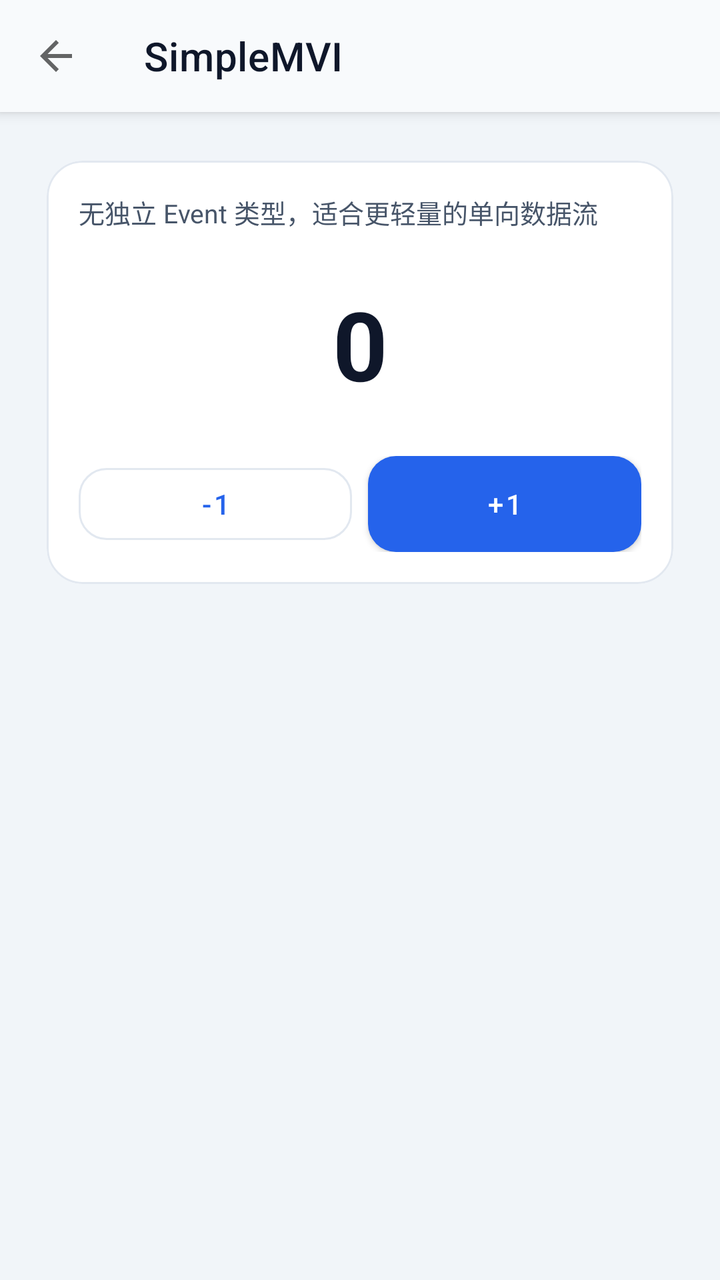
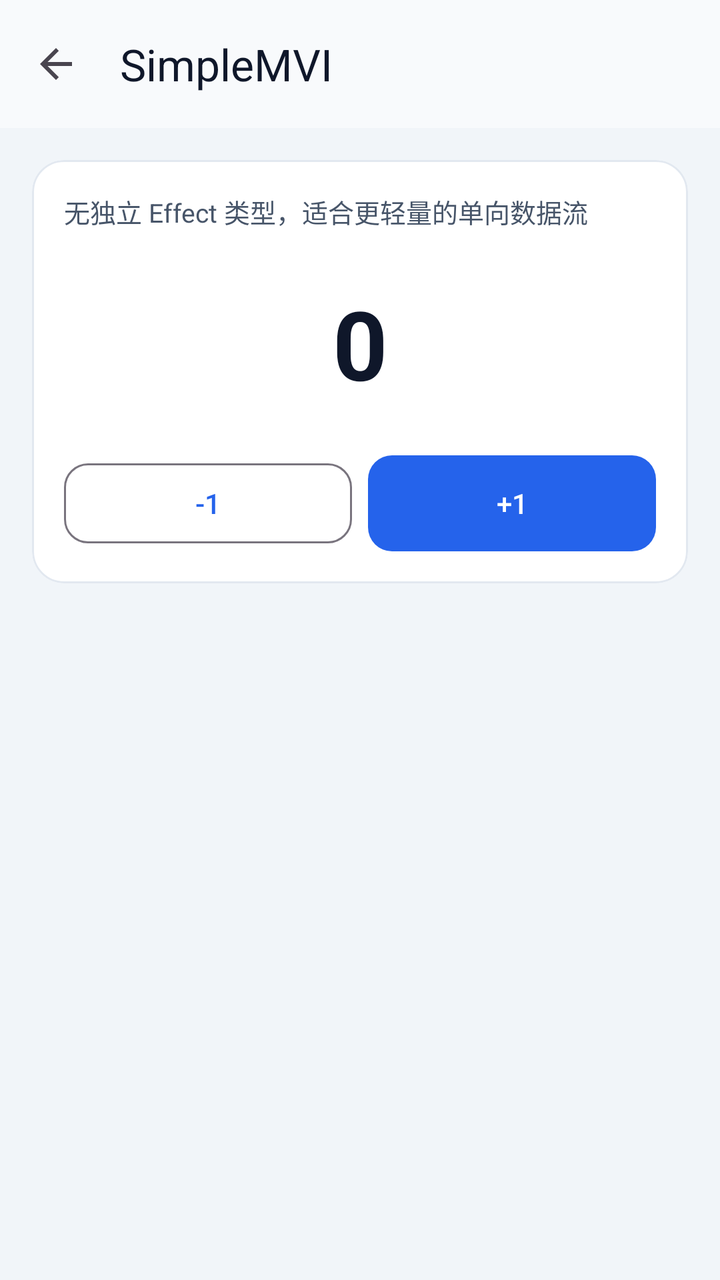

Compare the two renders of this Android layout. The source of the first and the diff that turns it into the second are given below.
<!-- AndroidManifest.xml: application theme Theme.AwArchDemo -->
<!-- res/layout/activity_simple_mvi_demo.xml -->
<?xml version="1.0" encoding="utf-8"?>
<androidx.coordinatorlayout.widget.CoordinatorLayout xmlns:android="http://schemas.android.com/apk/res/android"
    xmlns:app="http://schemas.android.com/apk/res-auto"
    android:layout_width="match_parent"
    android:layout_height="match_parent"
    android:background="@color/aw_demo_surface_muted">

    <com.google.android.material.appbar.AppBarLayout
        android:layout_width="match_parent"
        android:layout_height="wrap_content"
        android:background="@color/aw_demo_bg">

        <com.google.android.material.appbar.MaterialToolbar
            android:id="@+id/topBar"
            android:layout_width="match_parent"
            android:layout_height="?attr/actionBarSize"
            app:navigationIcon="?attr/homeAsUpIndicator"
            app:title="SimpleMVI"
            app:titleTextColor="@color/aw_demo_on_surface" />
    </com.google.android.material.appbar.AppBarLayout>

    <androidx.core.widget.NestedScrollView
        android:layout_width="match_parent"
        android:layout_height="match_parent"
        app:layout_behavior="@string/appbar_scrolling_view_behavior">

        <LinearLayout
            android:layout_width="match_parent"
            android:layout_height="wrap_content"
            android:orientation="vertical"
            android:padding="@dimen/demo_space_md">

            <com.google.android.material.card.MaterialCardView
                style="@style/Widget.AwArchDemo.Card"
                android:layout_width="match_parent"
                android:layout_height="wrap_content">

                <LinearLayout
                    android:layout_width="match_parent"
                    android:layout_height="wrap_content"
                    android:orientation="vertical"
                    android:padding="@dimen/demo_space_md">

                    <TextView
                        android:layout_width="match_parent"
                        android:layout_height="wrap_content"
                        android:text="无独立 Event 类型，适合更轻量的单向数据流"
                        android:textColor="@color/aw_demo_on_surface_muted"
                        android:textSize="13sp" />

                    <TextView
                        android:id="@+id/tvCount"
                        android:layout_width="match_parent"
                        android:layout_height="wrap_content"
                        android:layout_marginTop="@dimen/demo_space_lg"
                        android:gravity="center"
                        android:text="0"
                        android:textColor="@color/aw_demo_on_surface"
                        android:textSize="48sp"
                        android:textStyle="bold" />

                    <LinearLayout
                        android:layout_width="match_parent"
                        android:layout_height="wrap_content"
                        android:layout_marginTop="@dimen/demo_space_lg"
                        android:orientation="horizontal">

                        <com.google.android.material.button.MaterialButton
                            android:id="@+id/btnDec"
                            style="@style/Widget.AwArchDemo.Button.Outlined"
                            android:layout_width="0dp"
                            android:layout_height="wrap_content"
                            android:layout_weight="1"
                            android:text="-1" />

                        <com.google.android.material.button.MaterialButton
                            android:id="@+id/btnInc"
                            android:layout_width="0dp"
                            android:layout_height="wrap_content"
                            android:layout_marginStart="@dimen/demo_space_sm"
                            android:layout_weight="1"
                            android:text="+1" />
                    </LinearLayout>
                </LinearLayout>
            </com.google.android.material.card.MaterialCardView>
        </LinearLayout>
    </androidx.core.widget.NestedScrollView>
</androidx.coordinatorlayout.widget.CoordinatorLayout>
<!-- resources referenced by this layout -->
<resources>
  <color name="aw_demo_bg">#F8FAFC</color>
  <color name="aw_demo_on_surface">#0F172A</color>
  <color name="aw_demo_on_surface_muted">#475569</color>
  <color name="aw_demo_surface_muted">#F1F5F9</color>
  <dimen name="demo_space_lg">24dp</dimen>
  <dimen name="demo_space_md">16dp</dimen>
  <dimen name="demo_space_sm">8dp</dimen>
  <style name="Widget.AwArchDemo.Button.Outlined" parent="Widget.MaterialComponents.Button.OutlinedButton">
          <item name="android:minHeight">48dp</item>
          <item name="android:textAllCaps">false</item>
          <item name="cornerRadius">14dp</item>
          <item name="strokeColor">@color/aw_demo_divider</item>
          <item name="strokeWidth">1dp</item>
      </style>
  <style name="Widget.AwArchDemo.Card" parent="Widget.MaterialComponents.CardView">
          <item name="cardCornerRadius">18dp</item>
          <item name="cardUseCompatPadding">true</item>
          <item name="cardElevation">0dp</item>
          <item name="strokeColor">@color/aw_demo_divider</item>
          <item name="strokeWidth">1dp</item>
      </style>
  <style name="Theme.AwArchDemo" parent="Theme.MaterialComponents.DayNight.NoActionBar">
          <item name="colorPrimary">@color/aw_demo_primary</item>
          <item name="colorPrimaryVariant">@color/aw_demo_primary_variant</item>
          <item name="colorOnPrimary">@color/aw_demo_on_primary</item>
  
          <item name="colorSecondary">@color/aw_demo_accent</item>
          <item name="colorOnSecondary">@color/aw_demo_on_primary</item>
  
          <item name="android:colorBackground">@color/aw_demo_bg</item>
          <item name="colorSurface">@color/aw_demo_surface</item>
          <item name="colorOnSurface">@color/aw_demo_on_surface</item>
  
          <item name="android:statusBarColor">@color/aw_demo_bg</item>
          <item name="android:navigationBarColor">@color/aw_demo_bg</item>
          <item name="android:windowLightStatusBar">true</item>
          <item name="android:windowLightNavigationBar">true</item>
  
          <item name="materialButtonStyle">@style/Widget.AwArchDemo.Button</item>
          <item name="textInputStyle">@style/Widget.AwArchDemo.TextInputLayout</item>
      </style>
  <color name="aw_demo_divider">#E2E8F0</color>
  <color name="aw_demo_primary">#2563EB</color>
  <color name="aw_demo_primary_variant">#1D4ED8</color>
  <color name="aw_demo_on_primary">#FFFFFF</color>
  <color name="aw_demo_accent">#10B981</color>
  <color name="aw_demo_surface">#FFFFFF</color>
  <style name="Widget.AwArchDemo.Button" parent="Widget.MaterialComponents.Button">
          <item name="android:minHeight">48dp</item>
          <item name="android:textAllCaps">false</item>
          <item name="cornerRadius">14dp</item>
          <item name="rippleColor">@color/aw_demo_divider</item>
          <item name="android:insetTop">0dp</item>
          <item name="android:insetBottom">0dp</item>
      </style>
  <style name="Widget.AwArchDemo.TextInputLayout" parent="Widget.MaterialComponents.TextInputLayout.OutlinedBox">
          <item name="boxCornerRadiusTopStart">14dp</item>
          <item name="boxCornerRadiusTopEnd">14dp</item>
          <item name="boxCornerRadiusBottomStart">14dp</item>
          <item name="boxCornerRadiusBottomEnd">14dp</item>
          <item name="boxStrokeColor">@color/aw_demo_divider</item>
      </style>
</resources>

<!-- the commit's change to res/layout/activity_simple_mvi_demo.xml (unified diff, before → after) -->
@@ -44,7 +44,7 @@
                     <TextView
                         android:layout_width="match_parent"
                         android:layout_height="wrap_content"
-                        android:text="无独立 Event 类型，适合更轻量的单向数据流"
+                        android:text="@string/demo_simple_mvi_effect_hint"
                         android:textColor="@color/aw_demo_on_surface_muted"
                         android:textSize="13sp" />
 
<!-- resource entries referenced after the edit -->
@@ -7,60 +7,51 @@
   <dimen name="demo_space_lg">24dp</dimen>
   <dimen name="demo_space_md">16dp</dimen>
   <dimen name="demo_space_sm">8dp</dimen>
-  <style name="Widget.AwArchDemo.Button.Outlined" parent="Widget.MaterialComponents.Button.OutlinedButton">
+  <string name="demo_simple_mvi_effect_hint">无独立 Effect 类型，适合更轻量的单向数据流</string>
+  <style name="Widget.AwArchDemo.Button.Outlined" parent="Widget.Material3.Button.OutlinedButton">
           <item name="android:minHeight">48dp</item>
           <item name="android:textAllCaps">false</item>
-          <item name="cornerRadius">14dp</item>
-          <item name="strokeColor">@color/aw_demo_divider</item>
-          <item name="strokeWidth">1dp</item>
+          <item name="cornerRadius">12dp</item>
       </style>
-  <style name="Widget.AwArchDemo.Card" parent="Widget.MaterialComponents.CardView">
-          <item name="cardCornerRadius">18dp</item>
-          <item name="cardUseCompatPadding">true</item>
+  <style name="Widget.AwArchDemo.Card" parent="Widget.Material3.CardView.Elevated">
+          <item name="cardCornerRadius">16dp</item>
           <item name="cardElevation">0dp</item>
           <item name="strokeColor">@color/aw_demo_divider</item>
           <item name="strokeWidth">1dp</item>
+          <item name="cardBackgroundColor">@color/aw_demo_surface</item>
       </style>
-  <style name="Theme.AwArchDemo" parent="Theme.MaterialComponents.DayNight.NoActionBar">
+  <style name="Theme.AwArchDemo" parent="Theme.Material3.Light.NoActionBar">
           <item name="colorPrimary">@color/aw_demo_primary</item>
-          <item name="colorPrimaryVariant">@color/aw_demo_primary_variant</item>
           <item name="colorOnPrimary">@color/aw_demo_on_primary</item>
-  
           <item name="colorSecondary">@color/aw_demo_accent</item>
           <item name="colorOnSecondary">@color/aw_demo_on_primary</item>
-  
           <item name="android:colorBackground">@color/aw_demo_bg</item>
           <item name="colorSurface">@color/aw_demo_surface</item>
           <item name="colorOnSurface">@color/aw_demo_on_surface</item>
-  
           <item name="android:statusBarColor">@color/aw_demo_bg</item>
           <item name="android:navigationBarColor">@color/aw_demo_bg</item>
           <item name="android:windowLightStatusBar">true</item>
           <item name="android:windowLightNavigationBar">true</item>
-  
           <item name="materialButtonStyle">@style/Widget.AwArchDemo.Button</item>
           <item name="textInputStyle">@style/Widget.AwArchDemo.TextInputLayout</item>
       </style>
   <color name="aw_demo_divider">#E2E8F0</color>
   <color name="aw_demo_primary">#2563EB</color>
-  <color name="aw_demo_primary_variant">#1D4ED8</color>
   <color name="aw_demo_on_primary">#FFFFFF</color>
   <color name="aw_demo_accent">#10B981</color>
   <color name="aw_demo_surface">#FFFFFF</color>
-  <style name="Widget.AwArchDemo.Button" parent="Widget.MaterialComponents.Button">
+  <style name="Widget.AwArchDemo.Button" parent="Widget.Material3.Button">
           <item name="android:minHeight">48dp</item>
           <item name="android:textAllCaps">false</item>
-          <item name="cornerRadius">14dp</item>
-          <item name="rippleColor">@color/aw_demo_divider</item>
+          <item name="cornerRadius">12dp</item>
           <item name="android:insetTop">0dp</item>
           <item name="android:insetBottom">0dp</item>
       </style>
-  <style name="Widget.AwArchDemo.TextInputLayout" parent="Widget.MaterialComponents.TextInputLayout.OutlinedBox">
-          <item name="boxCornerRadiusTopStart">14dp</item>
-          <item name="boxCornerRadiusTopEnd">14dp</item>
-          <item name="boxCornerRadiusBottomStart">14dp</item>
-          <item name="boxCornerRadiusBottomEnd">14dp</item>
-          <item name="boxStrokeColor">@color/aw_demo_divider</item>
+  <style name="Widget.AwArchDemo.TextInputLayout" parent="Widget.Material3.TextInputLayout.OutlinedBox">
+          <item name="boxCornerRadiusTopStart">12dp</item>
+          <item name="boxCornerRadiusTopEnd">12dp</item>
+          <item name="boxCornerRadiusBottomStart">12dp</item>
+          <item name="boxCornerRadiusBottomEnd">12dp</item>
       </style>
 </resources>
 
